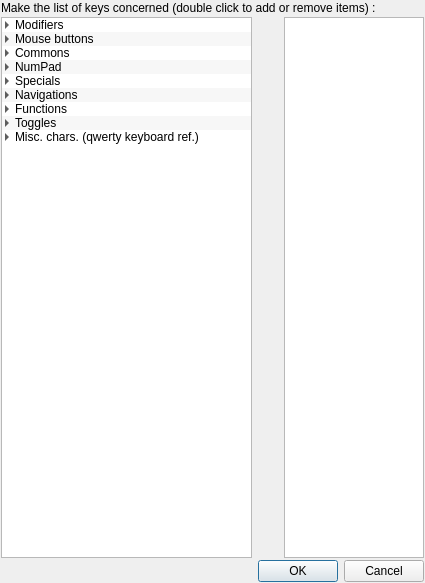
This is ui/various_dialogs/KeysSelectorDialog.ui in AmirHammouteneEI/ScheduledPasteAndKeys as Qt 5 draws it before an edit. The edited form follows.
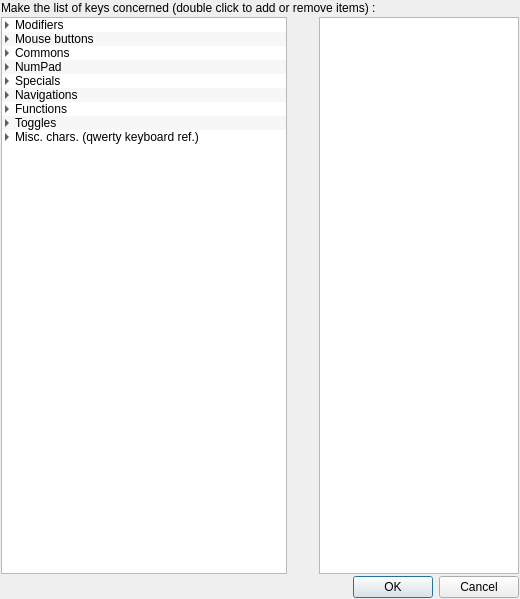
This is the edited form.

```diff
--- a/ui/various_dialogs/KeysSelectorDialog.ui
+++ b/ui/various_dialogs/KeysSelectorDialog.ui
@@ -9,8 +9,8 @@
    <rect>
     <x>0</x>
     <y>0</y>
-    <width>425</width>
-    <height>583</height>
+    <width>520</width>
+    <height>599</height>
    </rect>
   </property>
   <property name="windowTitle">
@@ -739,7 +739,7 @@
        </property>
        <property name="maximumSize">
         <size>
-         <width>140</width>
+         <width>200</width>
          <height>16777215</height>
         </size>
        </property>
```
